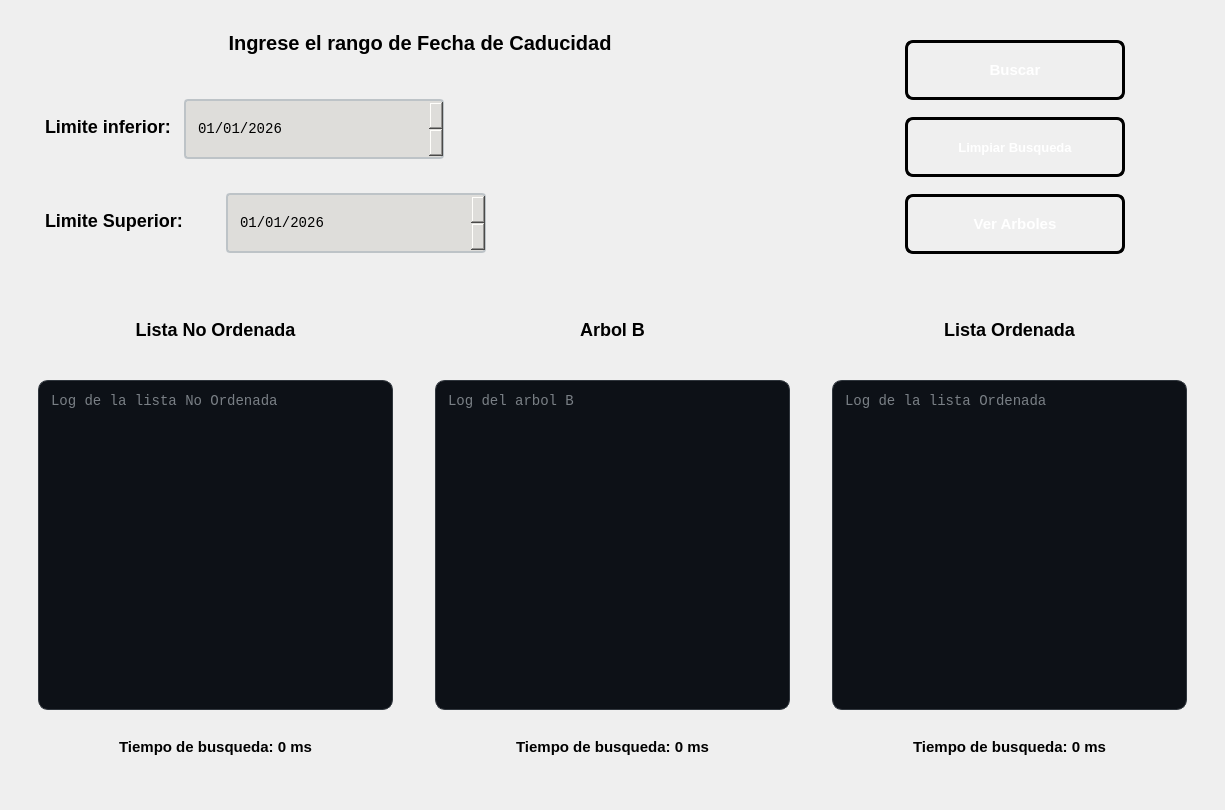
Old version of the form ui/pantallabuscarrango.ui in the repository pablo-mald03/Proyecto-No1-EDD.
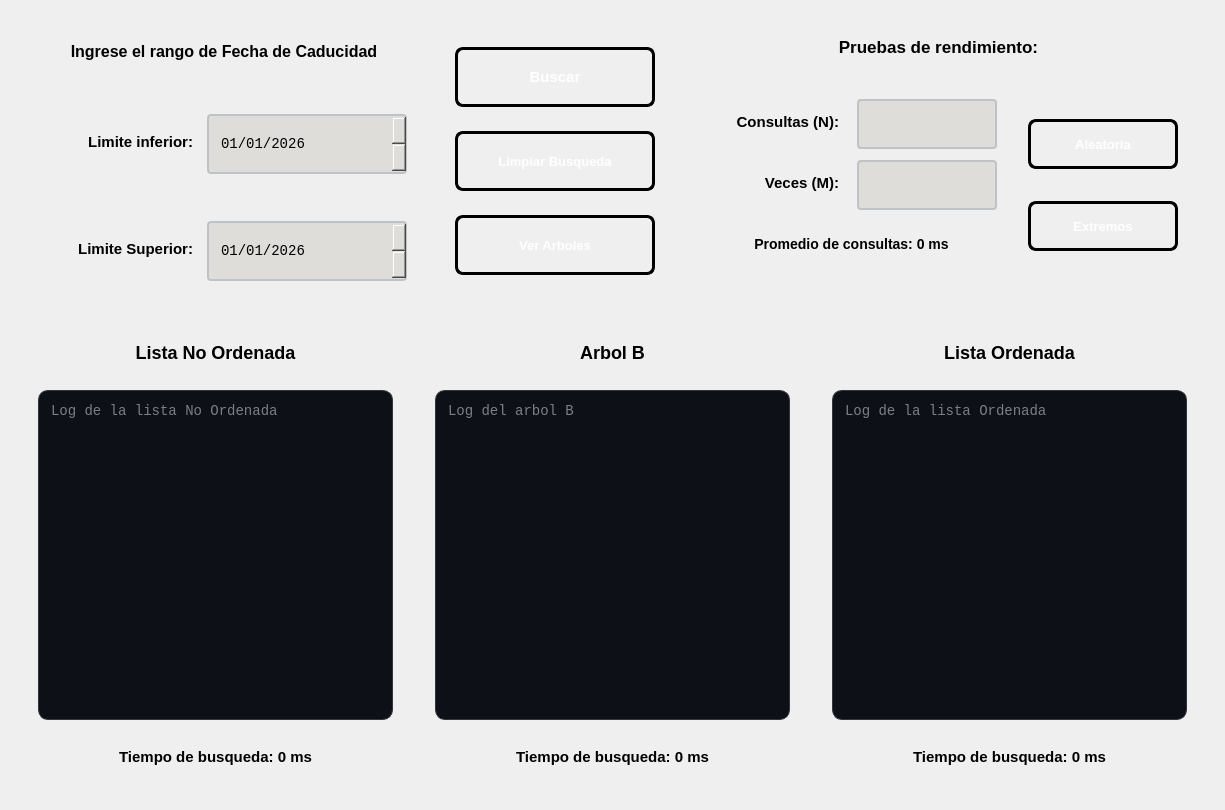
New version of the form. Icons and pictures are not drawn.

Commit message: Se ha implementado la comunicacion para poder generar las pruebas en las estructuras

```diff
--- a/ui/pantallabuscarrango.ui
+++ b/ui/pantallabuscarrango.ui
@@ -19,7 +19,7 @@
      <property name="minimumSize">
       <size>
        <width>300</width>
-       <height>265</height>
+       <height>300</height>
       </size>
      </property>
      <property name="maximumSize">
@@ -28,20 +28,33 @@
        <height>300</height>
       </size>
      </property>
-     <layout class="QHBoxLayout" name="horizontalLayout_5">
+     <layout class="QHBoxLayout" name="horizontalLayout">
       <item>
+       <widget class="QWidget" name="widget_13" native="true">
+        <property name="minimumSize">
+         <size>
+          <width>420</width>
+          <height>300</height>
+         </size>
+        </property>
+        <property name="maximumSize">
+         <size>
+          <width>420</width>
+          <height>16777215</height>
+         </size>
+        </property>
        <layout class="QVBoxLayout" name="verticalLayout_2">
         <item>
          <widget class="QLabel" name="labelEntrada">
           <property name="minimumSize">
            <size>
-            <width>800</width>
+             <width>390</width>
             <height>50</height>
            </size>
           </property>
           <property name="maximumSize">
            <size>
-            <width>450</width>
+             <width>390</width>
             <height>50</height>
            </size>
           </property>
@@ -52,7 +65,7 @@
 	stop:0 rgb(0, 0, 0), 
 	stop:1 rgb(77, 5, 57));
 
-  	 font-size: 20px;
+  	 font-size: 16px;
     font-weight: bold;
     font-family: &quot;Segoe UI&quot;, Arial;
     
@@ -75,13 +88,13 @@
          <widget class="QWidget" name="widget_16" native="true">
           <property name="minimumSize">
            <size>
-            <width>800</width>
+             <width>400</width>
             <height>200</height>
            </size>
           </property>
           <property name="maximumSize">
            <size>
-            <width>450</width>
+             <width>400</width>
             <height>16777215</height>
            </size>
           </property>
@@ -90,21 +103,31 @@
             <widget class="QWidget" name="widget_2" native="true">
              <property name="minimumSize">
               <size>
-               <width>260</width>
+                <width>380</width>
                <height>80</height>
               </size>
              </property>
-             <layout class="QHBoxLayout" name="horizontalLayout">
-              <item>
-               <layout class="QHBoxLayout" name="horizontalLayout_4">
+              <property name="maximumSize">
+               <size>
+                <width>380</width>
+                <height>16777215</height>
+               </size>
+              </property>
+              <layout class="QHBoxLayout" name="horizontalLayout_3">
                 <item>
                  <widget class="QLabel" name="labelInferior">
                   <property name="minimumSize">
                    <size>
-                    <width>130</width>
+                   <width>150</width>
                     <height>60</height>
                    </size>
                   </property>
+                 <property name="maximumSize">
+                  <size>
+                   <width>150</width>
+                   <height>16777215</height>
+                  </size>
+                 </property>
                   <property name="styleSheet">
                    <string notr="true">QLabel#labelInferior {        
  
@@ -112,7 +135,7 @@
 	stop:0 rgb(0, 0, 0), 
 	stop:1 rgb(8, 2, 48));
 
-  	 font-size: 18px;
+  	 font-size: 15px;
     font-weight: bold;
     font-family: &quot;Segoe UI&quot;, Arial;
     
@@ -127,7 +150,7 @@
                    <string>Limite inferior:</string>
                   </property>
                   <property name="alignment">
-                   <set>Qt::AlignmentFlag::AlignLeading|Qt::AlignmentFlag::AlignLeft|Qt::AlignmentFlag::AlignVCenter</set>
+                  <set>Qt::AlignmentFlag::AlignRight|Qt::AlignmentFlag::AlignTrailing|Qt::AlignmentFlag::AlignVCenter</set>
                   </property>
                  </widget>
                 </item>
@@ -135,10 +158,16 @@
                  <widget class="QDateEdit" name="dateInferior">
                   <property name="minimumSize">
                    <size>
-                    <width>260</width>
+                   <width>200</width>
                     <height>60</height>
                    </size>
                   </property>
+                 <property name="maximumSize">
+                  <size>
+                   <width>200</width>
+                   <height>16777215</height>
+                  </size>
+                 </property>
                   <property name="styleSheet">
                    <string notr="true">QDateEdit {
     border: 2px solid #bdc3c7;
@@ -209,21 +238,6 @@
                    </date>
                   </property>
                  </widget>
-                </item>
-                <item>
-                 <spacer name="horizontalSpacer_2">
-                  <property name="orientation">
-                   <enum>Qt::Orientation::Horizontal</enum>
-                  </property>
-                  <property name="sizeHint" stdset="0">
-                   <size>
-                    <width>40</width>
-                    <height>20</height>
-                   </size>
-                  </property>
-                 </spacer>
-                </item>
-               </layout>
               </item>
              </layout>
             </widget>
@@ -232,19 +246,31 @@
             <widget class="QWidget" name="widget_4" native="true">
              <property name="minimumSize">
               <size>
-               <width>260</width>
+                <width>380</width>
                <height>80</height>
               </size>
              </property>
-             <layout class="QHBoxLayout" name="horizontalLayout_3">
+              <property name="maximumSize">
+               <size>
+                <width>380</width>
+                <height>16777215</height>
+               </size>
+              </property>
+              <layout class="QHBoxLayout" name="horizontalLayout_4">
               <item>
                <widget class="QLabel" name="labelSuperior">
                 <property name="minimumSize">
                  <size>
-                  <width>182</width>
+                   <width>150</width>
                   <height>60</height>
                  </size>
                 </property>
+                 <property name="maximumSize">
+                  <size>
+                   <width>150</width>
+                   <height>16777215</height>
+                  </size>
+                 </property>
                 <property name="styleSheet">
                  <string notr="true">QLabel#labelSuperior {        
  
@@ -252,7 +278,7 @@
 	stop:0 rgb(0, 0, 0), 
 	stop:1 rgb(8, 2, 48));
 
-  	 font-size: 18px;
+  	 font-size: 15px;
     font-weight: bold;
     font-family: &quot;Segoe UI&quot;, Arial;
     
@@ -267,7 +293,7 @@
                  <string>Limite Superior:</string>
                 </property>
                 <property name="alignment">
-                 <set>Qt::AlignmentFlag::AlignLeading|Qt::AlignmentFlag::AlignLeft|Qt::AlignmentFlag::AlignVCenter</set>
+                  <set>Qt::AlignmentFlag::AlignRight|Qt::AlignmentFlag::AlignTrailing|Qt::AlignmentFlag::AlignVCenter</set>
                 </property>
                </widget>
               </item>
@@ -275,10 +301,16 @@
                <widget class="QDateEdit" name="dateSuperior">
                 <property name="minimumSize">
                  <size>
-                  <width>260</width>
+                   <width>190</width>
                   <height>60</height>
                  </size>
                 </property>
+                 <property name="maximumSize">
+                  <size>
+                   <width>200</width>
+                   <height>16777215</height>
+                  </size>
+                 </property>
                 <property name="styleSheet">
                  <string notr="true">QDateEdit {
     border: 2px solid #bdc3c7;
@@ -350,19 +382,6 @@
                 </property>
                </widget>
               </item>
-              <item>
-               <spacer name="horizontalSpacer">
-                <property name="orientation">
-                 <enum>Qt::Orientation::Horizontal</enum>
-                </property>
-                <property name="sizeHint" stdset="0">
-                 <size>
-                  <width>40</width>
-                  <height>20</height>
-                 </size>
-                </property>
-               </spacer>
-              </item>
              </layout>
             </widget>
            </item>
@@ -370,42 +389,37 @@
          </widget>
         </item>
        </layout>
+       </widget>
       </item>
       <item>
        <widget class="QWidget" name="widget_5" native="true">
         <property name="minimumSize">
          <size>
-          <width>360</width>
+          <width>220</width>
           <height>230</height>
          </size>
         </property>
-        <layout class="QHBoxLayout" name="horizontalLayout_6">
-         <item>
-          <widget class="QWidget" name="widget_13" native="true">
-           <property name="minimumSize">
-            <size>
-             <width>60</width>
-             <height>0</height>
-            </size>
-           </property>
            <property name="maximumSize">
             <size>
-             <width>60</width>
+          <width>220</width>
              <height>16777215</height>
             </size>
            </property>
-          </widget>
-         </item>
-         <item>
           <layout class="QVBoxLayout" name="verticalLayout_4">
            <item>
             <widget class="QPushButton" name="btnBuscar">
              <property name="minimumSize">
               <size>
-               <width>160</width>
+             <width>200</width>
                <height>60</height>
               </size>
              </property>
+           <property name="maximumSize">
+            <size>
+             <width>150</width>
+             <height>16777215</height>
+            </size>
+           </property>
              <property name="styleSheet">
               <string notr="true">QPushButton#btnBuscar {
     background-color: qlineargradient(spread:pad, x1:0, y1:0, x2:1, y2:1, 
@@ -447,10 +461,16 @@
             <widget class="QPushButton" name="btnLimpiar">
              <property name="minimumSize">
               <size>
-               <width>160</width>
+             <width>200</width>
                <height>60</height>
               </size>
              </property>
+           <property name="maximumSize">
+            <size>
+             <width>200</width>
+             <height>16777215</height>
+            </size>
+           </property>
              <property name="styleSheet">
               <string notr="true">QPushButton#btnLimpiar {
     background-color: qlineargradient(spread:pad, x1:0, y1:0, x2:1, y2:1, 
@@ -498,7 +518,7 @@
              </property>
              <property name="maximumSize">
               <size>
-               <width>220</width>
+             <width>200</width>
                <height>16777215</height>
               </size>
              </property>
@@ -513,7 +533,7 @@
     
     color: white;
     font-family: &quot;Arial Black&quot;, Gadget, sans-serif;
-    font-size: 15px;
+    font-size: 13px;
     font-weight: bold;
     text-transform: uppercase;
     
@@ -540,21 +560,415 @@
             </widget>
            </item>
           </layout>
+       </widget>
          </item>
          <item>
           <widget class="QWidget" name="widget_12" native="true">
            <property name="minimumSize">
             <size>
-             <width>60</width>
+          <width>500</width>
              <height>0</height>
             </size>
            </property>
+        <layout class="QVBoxLayout" name="verticalLayout_10">
+         <item>
+          <widget class="QLabel" name="labelPruebas">
+           <property name="minimumSize">
+            <size>
+             <width>400</width>
+             <height>40</height>
+            </size>
+           </property>
            <property name="maximumSize">
             <size>
-             <width>60</width>
+             <width>16777215</width>
+             <height>40</height>
+            </size>
+           </property>
+           <property name="styleSheet">
+            <string notr="true">QLabel#labelPruebas {        
+ 
+    color: qlineargradient(x1:0, y1:0, x2:1, y2:1, 
+	stop:0 rgb(0, 0, 0), 
+	stop:1 rgb(77, 5, 57));
+
+  	 font-size: 17px;
+    font-weight: bold;
+    font-family: &quot;Segoe UI&quot;, Arial;
+    
+    background: transparent;
+    padding: 2px;
+    margin-bottom: 5px;
+}
+
+</string>
+           </property>
+           <property name="text">
+            <string>Pruebas de rendimiento:</string>
+           </property>
+           <property name="alignment">
+            <set>Qt::AlignmentFlag::AlignCenter</set>
+           </property>
+          </widget>
+         </item>
+         <item>
+          <widget class="QWidget" name="widget_7" native="true">
+           <property name="minimumSize">
+            <size>
+             <width>500</width>
+             <height>220</height>
+            </size>
+           </property>
+           <property name="maximumSize">
+            <size>
+             <width>16777215</width>
+             <height>220</height>
+            </size>
+           </property>
+           <layout class="QHBoxLayout" name="horizontalLayout_5">
+            <item>
+             <widget class="QWidget" name="widget_8" native="true">
+              <property name="minimumSize">
+               <size>
+                <width>300</width>
+                <height>190</height>
+               </size>
+              </property>
+              <property name="maximumSize">
+               <size>
+                <width>16777215</width>
+                <height>200</height>
+               </size>
+              </property>
+              <layout class="QVBoxLayout" name="verticalLayout_8">
+               <item>
+                <layout class="QHBoxLayout" name="horizontalLayout_7">
+                 <item>
+                  <widget class="QLabel" name="labelConsultas">
+                   <property name="minimumSize">
+                    <size>
+                     <width>140</width>
+                     <height>50</height>
+                    </size>
+                   </property>
+                   <property name="maximumSize">
+                    <size>
+                     <width>140</width>
+                     <height>50</height>
+                    </size>
+                   </property>
+                   <property name="styleSheet">
+                    <string notr="true">QLabel#labelConsultas {        
+ 
+    color: qlineargradient(x1:0, y1:0, x2:1, y2:1, 
+	stop:0 rgb(0, 0, 0), 
+	stop:1 rgb(8, 2, 48));
+
+  	 font-size: 15px;
+    font-weight: bold;
+    font-family: &quot;Segoe UI&quot;, Arial;
+    
+    background: transparent;
+    padding: 2px;
+    margin-bottom: 5px;
+}
+
+</string>
+                   </property>
+                   <property name="text">
+                    <string>Consultas (N):</string>
+                   </property>
+                   <property name="alignment">
+                    <set>Qt::AlignmentFlag::AlignRight|Qt::AlignmentFlag::AlignTrailing|Qt::AlignmentFlag::AlignVCenter</set>
+                   </property>
+                  </widget>
+                 </item>
+                 <item>
+                  <widget class="QLineEdit" name="textConsulta">
+                   <property name="minimumSize">
+                    <size>
+                     <width>140</width>
+                     <height>50</height>
+                    </size>
+                   </property>
+                   <property name="maximumSize">
+                    <size>
+                     <width>140</width>
+                     <height>50</height>
+                    </size>
+                   </property>
+                   <property name="styleSheet">
+                    <string notr="true">QLineEdit#textConsulta {
+    border: 2px solid #bdc3c7;
+    border-radius: 4px;
+    padding: 5px 10px;
+    background-color: rgb(222, 221, 218);
+	font-size: 15px;
+    color: black;
+    selection-background-color: #3498db;
+}
+
+QLineEdit#textConsulta:focus {
+    border: 2px solid #3498db;
+    background-color: #ffffff;
+}
+
+QLineEdit#textConsulta:disabled {
+    background-color: rgba(0, 0, 0, 50);
+    color: rgba(255, 255, 255, 60);      
+    border: 1px dashed rgba(255, 255, 255, 30); 
+}</string>
+                   </property>
+                  </widget>
+                 </item>
+                </layout>
+               </item>
+               <item>
+                <layout class="QHBoxLayout" name="horizontalLayout_6">
+                 <item>
+                  <widget class="QLabel" name="labelVeces">
+                   <property name="minimumSize">
+                    <size>
+                     <width>140</width>
+                     <height>50</height>
+                    </size>
+                   </property>
+                   <property name="maximumSize">
+                    <size>
+                     <width>140</width>
+                     <height>50</height>
+                    </size>
+                   </property>
+                   <property name="styleSheet">
+                    <string notr="true">QLabel#labelVeces {        
+ 
+    color: qlineargradient(x1:0, y1:0, x2:1, y2:1, 
+	stop:0 rgb(0, 0, 0), 
+	stop:1 rgb(8, 2, 48));
+
+  	 font-size: 15px;
+    font-weight: bold;
+    font-family: &quot;Segoe UI&quot;, Arial;
+    
+    background: transparent;
+    padding: 2px;
+    margin-bottom: 5px;
+}
+
+</string>
+                   </property>
+                   <property name="text">
+                    <string>Veces (M):</string>
+                   </property>
+                   <property name="alignment">
+                    <set>Qt::AlignmentFlag::AlignRight|Qt::AlignmentFlag::AlignTrailing|Qt::AlignmentFlag::AlignVCenter</set>
+                   </property>
+                  </widget>
+                 </item>
+                 <item>
+                  <widget class="QLineEdit" name="textVeces">
+                   <property name="minimumSize">
+                    <size>
+                     <width>140</width>
+                     <height>50</height>
+                    </size>
+                   </property>
+                   <property name="maximumSize">
+                    <size>
+                     <width>140</width>
+                     <height>50</height>
+                    </size>
+                   </property>
+                   <property name="styleSheet">
+                    <string notr="true">QLineEdit#textVeces {
+    border: 2px solid #bdc3c7;
+    border-radius: 4px;
+    padding: 5px 10px;
+    background-color: rgb(222, 221, 218);
+	font-size: 15px;
+    color: black;
+    selection-background-color: #3498db;
+}
+
+QLineEdit#textVeces:focus {
+    border: 2px solid #3498db;
+    background-color: #ffffff;
+}
+
+QLineEdit#textVeces:disabled {
+    background-color: rgba(0, 0, 0, 50);
+    color: rgba(255, 255, 255, 60);      
+    border: 1px dashed rgba(255, 255, 255, 30); 
+}</string>
+                   </property>
+                  </widget>
+                 </item>
+                </layout>
+               </item>
+               <item>
+                <widget class="QLabel" name="labelPromedio">
+                 <property name="minimumSize">
+                  <size>
+                   <width>300</width>
+                   <height>50</height>
+                  </size>
+                 </property>
+                 <property name="maximumSize">
+                  <size>
+                   <width>350</width>
+                   <height>50</height>
+                  </size>
+                 </property>
+                 <property name="styleSheet">
+                  <string notr="true">QLabel#labelPromedio {        
+ 
+    color: qlineargradient(x1:0, y1:0, x2:1, y2:1, 
+	stop:0 rgb(0, 0, 0), 
+	stop:1 rgb(8, 2, 48));
+
+  	 font-size: 14px;
+    font-weight: bold;
+    font-family: &quot;Segoe UI&quot;, Arial;
+    
+    background: transparent;
+    padding: 2px;
+    margin-bottom: 5px;
+}
+
+</string>
+                 </property>
+                 <property name="text">
+                  <string>Promedio de consultas: 0 ms</string>
+                 </property>
+                 <property name="alignment">
+                  <set>Qt::AlignmentFlag::AlignCenter</set>
+                 </property>
+                </widget>
+               </item>
+              </layout>
+             </widget>
+            </item>
+            <item>
+             <widget class="QWidget" name="widget_14" native="true">
+              <property name="minimumSize">
+               <size>
+                <width>165</width>
+                <height>190</height>
+               </size>
+              </property>
+              <property name="maximumSize">
+               <size>
+                <width>200</width>
              <height>16777215</height>
             </size>
            </property>
+              <layout class="QVBoxLayout" name="verticalLayout_9">
+               <item>
+                <widget class="QPushButton" name="btnAleatorio">
+                 <property name="minimumSize">
+                  <size>
+                   <width>150</width>
+                   <height>50</height>
+                  </size>
+                 </property>
+                 <property name="maximumSize">
+                  <size>
+                   <width>150</width>
+                   <height>50</height>
+                  </size>
+                 </property>
+                 <property name="styleSheet">
+                  <string notr="true">QPushButton#btnAleatorio {
+    background-color: qlineargradient(spread:pad, x1:0, y1:0, x2:1, y2:1, 
+                        stop:0 rgb(255, 120, 0), 
+                        stop:1 rgb(38, 162, 105));
+    
+    border: 3px solid black;
+    border-radius: 8px;
+    
+    color: white;
+    font-family: &quot;Arial Black&quot;, Gadget, sans-serif;
+    font-size: 13px;
+    font-weight: bold;
+    text-transform: uppercase;
+    
+    padding: 10px 25px;
+}
+
+QPushButton#btnAleatorio:hover {
+    background-color: qlineargradient(spread:pad, x1:0, y1:0, x2:1, y2:1, 
+                        stop:0 rgb(77, 5, 57), 
+                        stop:1 rgb(143, 240, 164));
+    border-color: #f1c40f;
+}
+
+
+QPushButton#btnAleatorio:pressed {
+    background-color: #2c3e50;
+    padding-top: 12px;
+    padding-left: 27px;
+}</string>
+                 </property>
+                 <property name="text">
+                  <string>Aleatoria</string>
+                 </property>
+                </widget>
+               </item>
+               <item>
+                <widget class="QPushButton" name="btnExtremos">
+                 <property name="minimumSize">
+                  <size>
+                   <width>150</width>
+                   <height>50</height>
+                  </size>
+                 </property>
+                 <property name="maximumSize">
+                  <size>
+                   <width>150</width>
+                   <height>50</height>
+                  </size>
+                 </property>
+                 <property name="styleSheet">
+                  <string notr="true">QPushButton#btnExtremos {
+    background-color: qlineargradient(spread:pad, x1:0, y1:0, x2:1, y2:1, 
+                        stop:0 rgb(255, 120, 0), 
+                        stop:1 rgb(77, 5, 57));
+    
+    border: 3px solid black;
+    border-radius: 8px;
+    
+    color: white;
+    font-family: &quot;Arial Black&quot;, Gadget, sans-serif;
+    font-size: 13px;
+    font-weight: bold;
+    text-transform: uppercase;
+    
+    padding: 10px 25px;
+}
+
+QPushButton#btnExtremos:hover {
+    background-color: qlineargradient(spread:pad, x1:0, y1:0, x2:1, y2:1, 
+                        stop:0 rgb(77, 5, 57), 
+                        stop:1 rgb(143, 240, 164));
+    border-color: #f1c40f;
+}
+
+
+QPushButton#btnExtremos:pressed {
+    background-color: #2c3e50;
+    padding-top: 12px;
+    padding-left: 27px;
+}</string>
+                 </property>
+                 <property name="text">
+                  <string>Extremos</string>
+                 </property>
+                </widget>
+               </item>
+              </layout>
+             </widget>
+            </item>
+           </layout>
           </widget>
          </item>
         </layout>
```
Lines whose indentation alone changed are shown as unchanged. The commit also changes 11 other files.
